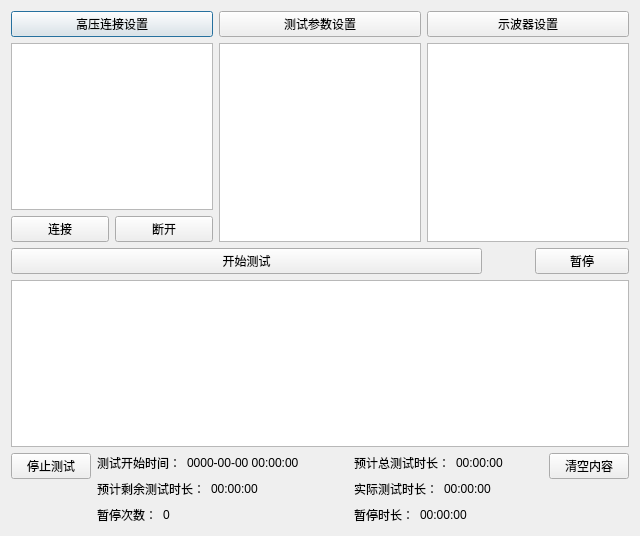
Before: the Qt Designer form main_dialog.ui in curious-heart/X-exposer-tool, drawn with Qt 5.
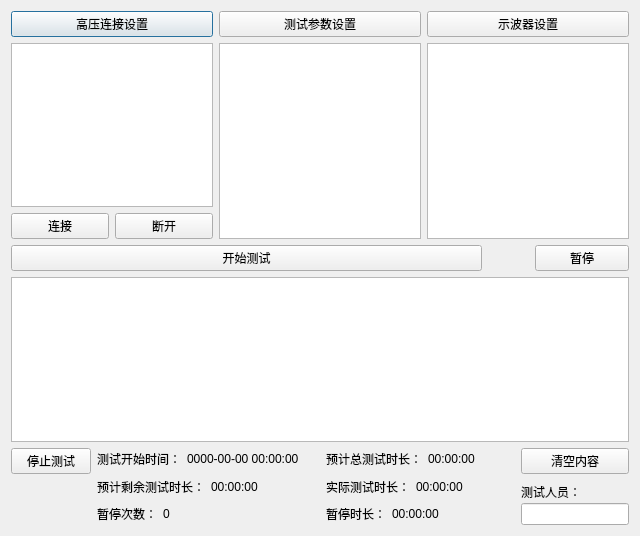
After: the same form once the commit is applied.

Commit message: add test-person record; update manual.

```diff
--- a/main_dialog.ui
+++ b/main_dialog.ui
@@ -19,7 +19,7 @@
   <property name="windowTitle">
    <string>Dialog</string>
   </property>
-  <layout class="QVBoxLayout" name="verticalLayout_8">
+  <layout class="QVBoxLayout" name="verticalLayout_9">
    <item>
     <layout class="QHBoxLayout" name="horizontalLayout">
      <item>
@@ -281,8 +281,8 @@
        </property>
        <property name="sizeHint" stdset="0">
         <size>
-         <width>40</width>
-         <height>20</height>
+         <width>18</width>
+         <height>77</height>
         </size>
        </property>
       </spacer>
@@ -385,7 +385,7 @@
       </layout>
      </item>
      <item>
-      <layout class="QVBoxLayout" name="verticalLayout_7">
+      <layout class="QVBoxLayout" name="verticalLayout_8">
        <item>
         <widget class="QPushButton" name="clearTestInfoBtn">
          <property name="text">
@@ -401,11 +401,28 @@
          <property name="sizeHint" stdset="0">
           <size>
            <width>20</width>
-           <height>40</height>
+           <height>13</height>
           </size>
          </property>
         </spacer>
        </item>
+       <item>
+        <layout class="QVBoxLayout" name="verticalLayout_7">
+         <property name="spacing">
+          <number>2</number>
+         </property>
+         <item>
+          <widget class="QLabel" name="testPsnLbl">
+           <property name="text">
+            <string>测试人员：</string>
+           </property>
+          </widget>
+         </item>
+         <item>
+          <widget class="QLineEdit" name="testPsnLEdit"/>
+         </item>
+        </layout>
+       </item>
       </layout>
      </item>
     </layout>
```
The commit also changes 4 other files.
